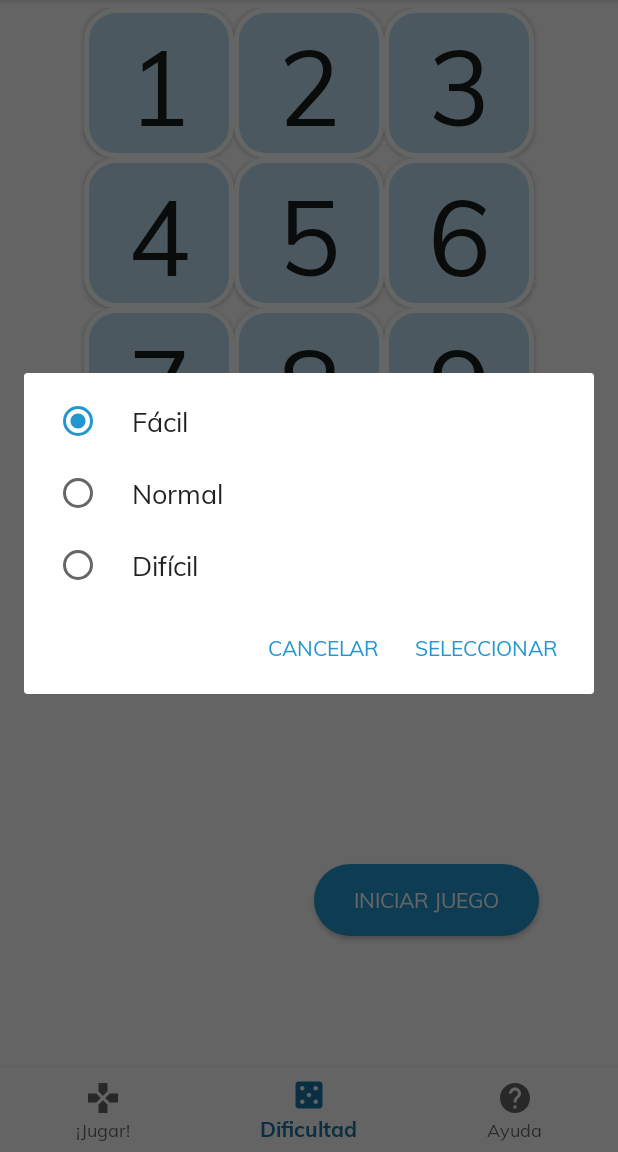
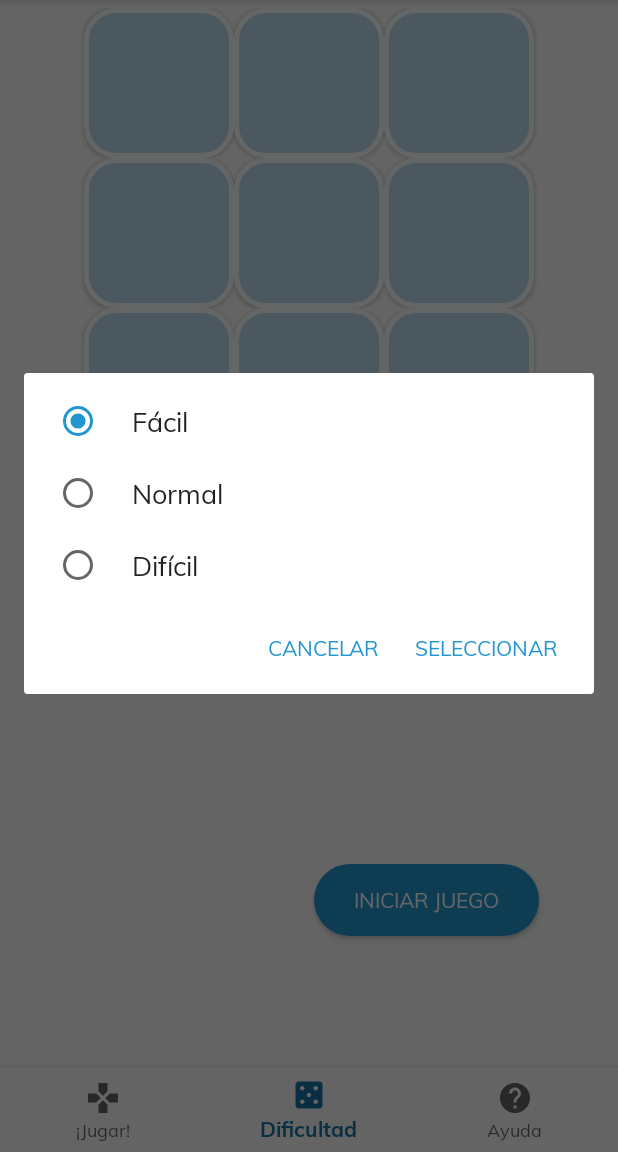
Before and after one commit to Carlitoshsh/Triqui, an Android app: the screen it shows after launch (Triqui), item 2 of the bottom bar chosen, on a phone screen of 412 x 824 dp, the part 84-1236 px from its top. Run offline under Robolectric (Android 15) with nearby library versions, the phone set to English and light mode, and no system bars.

Commit message:
Update Triqui

```diff
--- a/app/src/main/java/co/edu/unal/triqui/FragmentoDeDialogo.java
+++ b/app/src/main/java/co/edu/unal/triqui/FragmentoDeDialogo.java
@@ -9,8 +9,8 @@ import android.support.v4.app.DialogFragment;
 import java.util.ArrayList;
 
 public class FragmentoDeDialogo extends DialogFragment {
-    ArrayList mSelectedItems = new ArrayList();  // Where we track the selected items
     public int navItem;
+    int nivelSeleccionado;
 
 
     @Override
@@ -19,10 +19,19 @@ public class FragmentoDeDialogo extends DialogFragment {
         AlertDialog.Builder builder = new AlertDialog.Builder(this.getContext());
 
         if(navItem == 2){
-            builder.setSingleChoiceItems(R.array.dificultad, 0,null)
+            System.out.println("Test2"+navItem);
+
+            builder.setSingleChoiceItems(R.array.dificultad, nivelSeleccionado, new DialogInterface.OnClickListener() {
+                @Override
+                public void onClick(DialogInterface dialogInterface, int i) {
+                    // Muestra los niveles que tiene el juego
+                    nivelSeleccionado = i;
+                }
+            })
                     .setPositiveButton(getString(R.string.dialog_ok), new DialogInterface.OnClickListener() {
                         public void onClick(DialogInterface dialog, int id) {
-
+                            //getResources().getStringArray(R.array.dificultad)[nivelSeleccionado]
+                            JuegoTriqui.dificultadJuego = nivelSeleccionado;
                         }
                     })
                     .setNegativeButton(R.string.dialog_cancel, new DialogInterface.OnClickListener() {
@@ -31,7 +40,7 @@ public class FragmentoDeDialogo extends DialogFragment {
                         }
                     });
 
-        } else {
+        } else if(navItem == 3) {
             builder.setMessage(R.string.app_name)
                     .setPositiveButton(getString(R.string.dialog_ok), new DialogInterface.OnClickListener() {
                         public void onClick(DialogInterface dialog, int id) {
--- a/app/src/main/java/co/edu/unal/triqui/JuegoTriqui.java
+++ b/app/src/main/java/co/edu/unal/triqui/JuegoTriqui.java
@@ -10,6 +10,7 @@ public class JuegoTriqui {
     public static final int BOARD_SIZE = 9;
     public char[] triqui = new char[BOARD_SIZE];
     private int ultimoMovimiento;
+    public static int dificultadJuego = 0;
     private boolean esPc;
 
     JuegoTriqui(){ }
--- a/app/src/main/java/co/edu/unal/triqui/Triqui.java
+++ b/app/src/main/java/co/edu/unal/triqui/Triqui.java
@@ -21,10 +21,6 @@ public class Triqui extends AppCompatActivity {
     // Various text displayed
     private TextView mInfoTextView;
 
-    private TextView mTextMessage;
-
-
-
     private BottomNavigationView.OnNavigationItemSelectedListener mOnNavigationItemSelectedListener
             = new BottomNavigationView.OnNavigationItemSelectedListener() {
 
@@ -35,12 +31,15 @@ public class Triqui extends AppCompatActivity {
                     //mTextMessage.setText(R.string.title_home);
                     return true;
                 case R.id.navigation_dashboard:
-                    FragmentoDeDialogo dialogFragment = new FragmentoDeDialogo();
-                    dialogFragment.navItem = 2;
-                    dialogFragment.show(getSupportFragmentManager(), "Dialogo");
+                    FragmentoDeDialogo dialogoDeNivel = new FragmentoDeDialogo();
+                    dialogoDeNivel.navItem = 2;
+                    dialogoDeNivel.show(getSupportFragmentManager(), "Nivel");
                     //mTextMessage.setText(R.string.title_dashboard);
                     return true;
                 case R.id.navigation_notifications:
+                    FragmentoDeDialogo dialogoDeAyuda = new FragmentoDeDialogo();
+                    dialogoDeAyuda.navItem = 3;
+                    dialogoDeAyuda.show(getSupportFragmentManager(), "Ayuda");
                     //mTextMessage.setText(R.string.title_notifications);
                     return true;
             }
@@ -68,10 +67,8 @@ public class Triqui extends AppCompatActivity {
 
         juego = new JuegoTriqui();
 
-        mTextMessage = findViewById(R.id.message);
         BottomNavigationView navigation = findViewById(R.id.navigation);
         navigation.setOnNavigationItemSelectedListener(mOnNavigationItemSelectedListener);
-
     }
 
     public void nuevoJuego(View view) {
--- a/app/src/main/res/layout/actividad_del_triqui.xml
+++ b/app/src/main/res/layout/actividad_del_triqui.xml
@@ -39,24 +39,21 @@
                     android:layout_width="100dp"
                     android:layout_height="100dp"
                     android:background="@drawable/round_button_border"
-                    android:text="1"
-                    android:textSize="70dp" />
+                    android:textSize="70sp" />
 
                 <Button
                     android:id="@+id/two"
                     android:layout_width="100dp"
                     android:background="@drawable/round_button_border"
                     android:layout_height="100dp"
-                    android:text="2"
-                    android:textSize="70dp" />
+                    android:textSize="70sp" />
 
                 <Button
                     android:id="@+id/three"
                     android:layout_width="100dp"
                     android:background="@drawable/round_button_border"
                     android:layout_height="100dp"
-                    android:text="3"
-                    android:textSize="70dp" />
+                    android:textSize="70sp" />
             </TableRow>
 
             <TableRow android:gravity="center_horizontal">
@@ -66,24 +63,21 @@
                     android:layout_width="100dp"
                     android:layout_height="100dp"
                     android:background="@drawable/round_button_border"
-                    android:text="4"
-                    android:textSize="70dp" />
+                    android:textSize="70sp" />
 
                 <Button
                     android:id="@+id/five"
                     android:layout_width="100dp"
                     android:layout_height="100dp"
                     android:background="@drawable/round_button_border"
-                    android:text="5"
-                    android:textSize="70dp" />
+                    android:textSize="70sp" />
 
                 <Button
                     android:id="@+id/six"
                     android:layout_width="100dp"
                     android:layout_height="100dp"
                     android:background="@drawable/round_button_border"
-                    android:text="6"
-                    android:textSize="70dp" />
+                    android:textSize="70sp" />
             </TableRow>
 
             <TableRow android:gravity="center_horizontal">
@@ -93,24 +87,21 @@
                     android:layout_width="100dp"
                     android:layout_height="100dp"
                     android:background="@drawable/round_button_border"
-                    android:text="7"
-                    android:textSize="70dp" />
+                    android:textSize="70sp" />
 
                 <Button
                     android:id="@+id/eight"
                     android:layout_width="100dp"
                     android:layout_height="100dp"
                     android:background="@drawable/round_button_border"
-                    android:text="8"
-                    android:textSize="70dp" />
+                    android:textSize="70sp" />
 
                 <Button
                     android:id="@+id/nine"
                     android:layout_width="100dp"
                     android:layout_height="100dp"
                     android:background="@drawable/round_button_border"
-                    android:text="9"
-                    android:textSize="70dp" />
+                    android:textSize="70sp" />
             </TableRow>
         </TableLayout>
 
```
